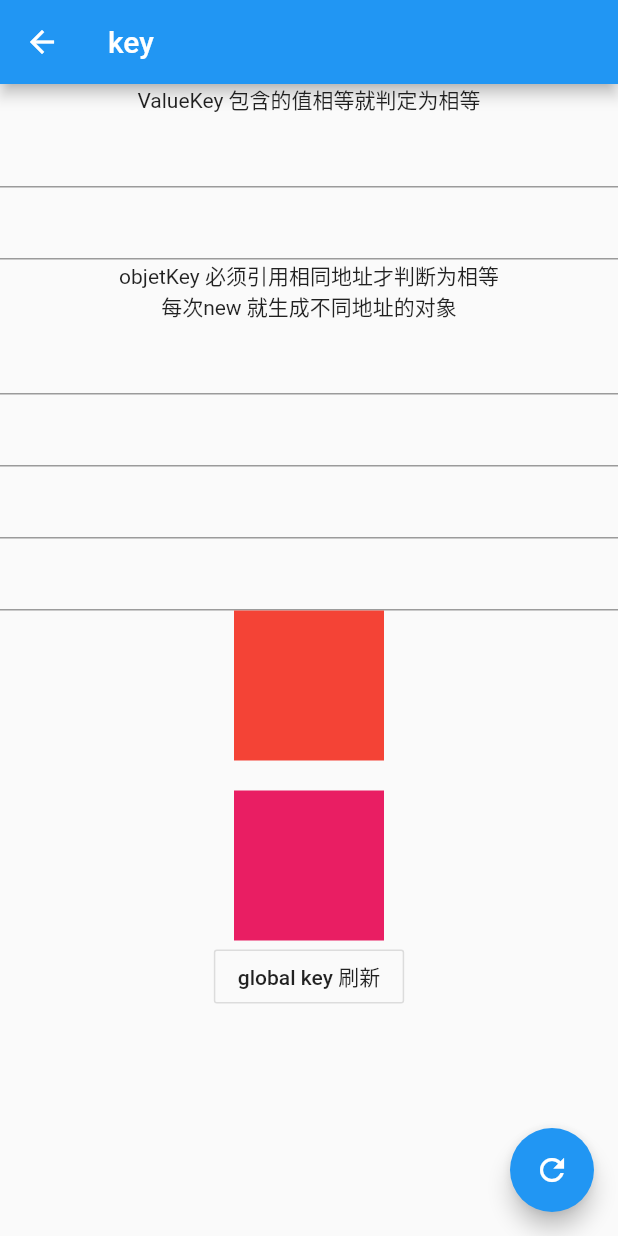
After one commit to ifgyong/flutter-example, a Flutter app: the BaseKeyPage screen opened by its route, on a phone screen of 412 x 824 dp. The commit adds this screen. Run offline on Flutter 3.47's test engine with Material 2 defaults, Android fonts, the phone set to English and light mode, and no system bars; our stand-ins replace dio, equatable, flutter_bloc, flutter_redux, redux; missing offline and left inert: dart:html, flutter_easyhub, flutter_simple_record_and_player.

Commit message:
add key 详解code

```diff
--- /dev/null
+++ b/lib/tips/base_key.dart
@@ -0,0 +1,126 @@
+import 'package:flutter/cupertino.dart';
+import 'package:flutter/material.dart';
+
+///
+/// Created by fgyong on 2020/8/21.
+///
+
+class BaseKeyPage extends StatefulWidget {
+  BaseKeyPage({Key key}) : super(key: key);
+
+  @override
+  _BaseKeyPageState createState() => _BaseKeyPageState();
+  static String get routeName => '/BaseKeyPage';
+}
+
+class _BaseKeyPageState extends State<BaseKeyPage> {
+  @override
+  Widget build(BuildContext context) {
+    return Scaffold(
+      appBar: AppBar(
+        title: Text('key'),
+      ),
+      body: _body(),
+      floatingActionButton: FloatingActionButton(
+        child: Icon(Icons.refresh),
+        onPressed: () {
+          setState(() {
+            count += 1;
+          });
+        },
+      ),
+    );
+  }
+
+  Student _student;
+  int count = 0;
+  Widget _body() {
+    _student = Student('老王');
+    return Column(
+      children: <Widget>[
+        Text('ValueKey 包含的值相等就判定为相等'),
+        TextField(
+          key: ValueKey(Student('老王1')),
+        ),
+        TextField(
+          key: ValueKey(Student('老王2')),
+        ),
+        Text(
+          'objetKey 必须引用相同地址才判断为相等\n'
+          '每次new 就生成不同地址的对象',
+          textAlign: TextAlign.center,
+        ),
+        TextField(
+          key: ObjectKey(Student('老王')),
+        ),
+        TextField(
+          key: ObjectKey(Student('老王')),
+        ),
+        TextField(
+          key: UniqueKey(),
+        ),
+        TextField(
+          key: UniqueKey(),
+        ),
+        AnimatedSwitcher(
+          duration: Duration(milliseconds: 1000),
+          child: Container(
+            key: UniqueKey(),
+            height: 100,
+            width: 100,
+            color: Colors.primaries[count % Colors.primaries.length],
+          ),
+        ),
+        SizedBox(
+          height: 20,
+        ),
+        _Container(_key),
+        OutlineButton(
+          child: Text('global key 刷新'),
+          onPressed: () {
+            _key.currentState.setState(() {});
+          },
+        )
+      ],
+    );
+  }
+
+  GlobalKey _key = GlobalKey();
+}
+
+class _Container extends StatefulWidget {
+  _Container(Key key) : super(key: key);
+  @override
+  State<StatefulWidget> createState() {
+    return __ContainerState();
+  }
+}
+
+class __ContainerState extends State<_Container> {
+  int count = 0;
+  @override
+  Widget build(BuildContext context) {
+    count += 1;
+    return Container(
+      height: 100,
+      width: 100,
+      color: Colors.primaries[count % Colors.primaries.length],
+    );
+  }
+}
+
+class Student {
+  final String name;
+
+  Student(this.name);
+
+  @override
+  int get hashCode => name.hashCode;
+
+  @override
+  bool operator ==(Object other) =>
+      identical(this, other) ||
+      other is Student &&
+          runtimeType == other.runtimeType &&
+          name == other.name;
+}
```
Also changed, not shown: lib/main.dart (+6 -2 lines), lib/tips/fish_redux/action.dart (deleted, +0 -10 lines), lib/tips/fish_redux/effect.dart (deleted, +0 -13 lines), lib/tips/fish_redux/page.dart (deleted, +0 -19 lines), lib/tips/fish_redux/reducer.dart (deleted, +0 -17 lines), lib/tips/fish_redux/state.dart (deleted, +0 -13 lines), lib/tips/fish_redux/view.dart (deleted, +0 -9 lines), lib/tips/provider/base_provider.dart (renamed from lib/tips/base_provider.dart, +48 -13 lines), lib/tips/provider/base_stream_pag.dart (added, +117 -0 lines), 2 other files.
